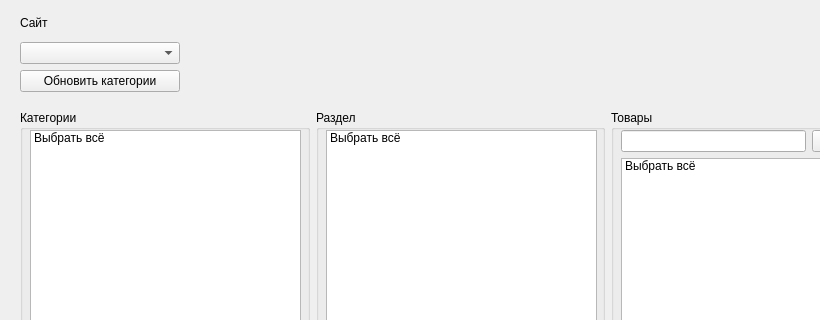
First picture: the form in main_window.ui, repository ittybe/parser-sites-with-gifts, before the edit; both pictures show x 0 to 820 and y 0 to 320 of the 926 by 715 pixel window.
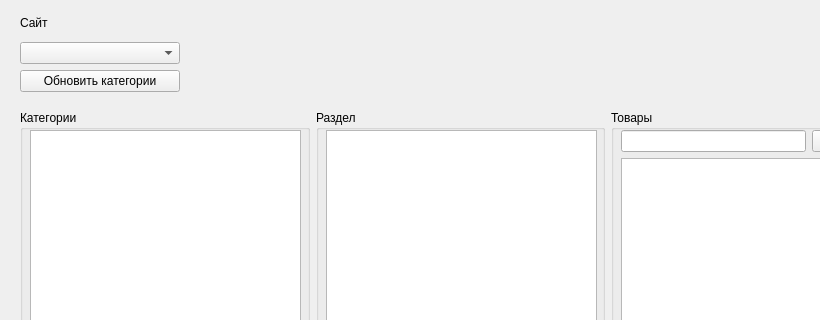
Second picture: the form after the edit.

Patch:
```diff
--- a/main_window.ui
+++ b/main_window.ui
@@ -79,11 +79,6 @@
            <property name="selectionMode">
             <enum>QAbstractItemView::MultiSelection</enum>
            </property>
-           <item>
-            <property name="text">
-             <string>Выбрать всё</string>
-            </property>
-           </item>
           </widget>
          </item>
         </layout>
@@ -112,13 +107,7 @@
         </property>
         <layout class="QVBoxLayout" name="verticalLayout_4">
          <item>
-          <widget class="QListWidget" name="listWidget_3">
-           <item>
-            <property name="text">
-             <string>Выбрать всё</string>
-            </property>
-           </item>
-          </widget>
+          <widget class="QListWidget" name="listWidget_3"/>
          </item>
         </layout>
        </widget>
@@ -160,13 +149,7 @@
           </layout>
          </item>
          <item>
-          <widget class="QListWidget" name="listWidget_2">
-           <item>
-            <property name="text">
-             <string>Выбрать всё</string>
-            </property>
-           </item>
-          </widget>
+          <widget class="QListWidget" name="listWidget_2"/>
          </item>
         </layout>
        </widget>
```
Left out of the diff: 2 changed lines with no effect on the pictures.
